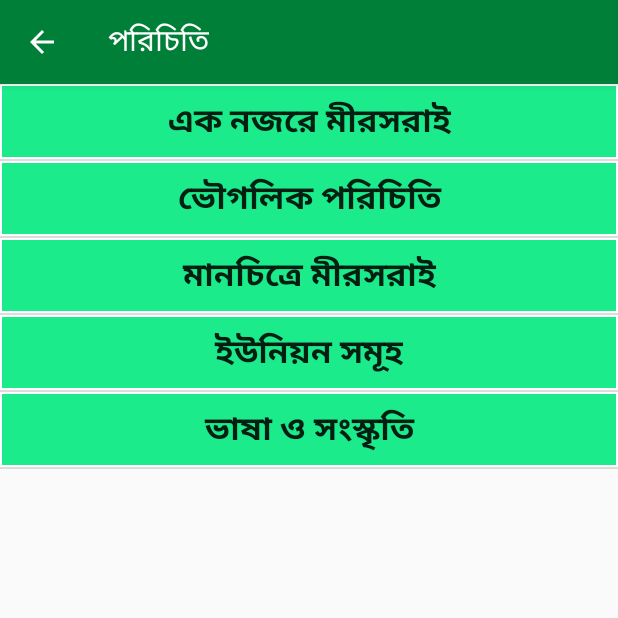
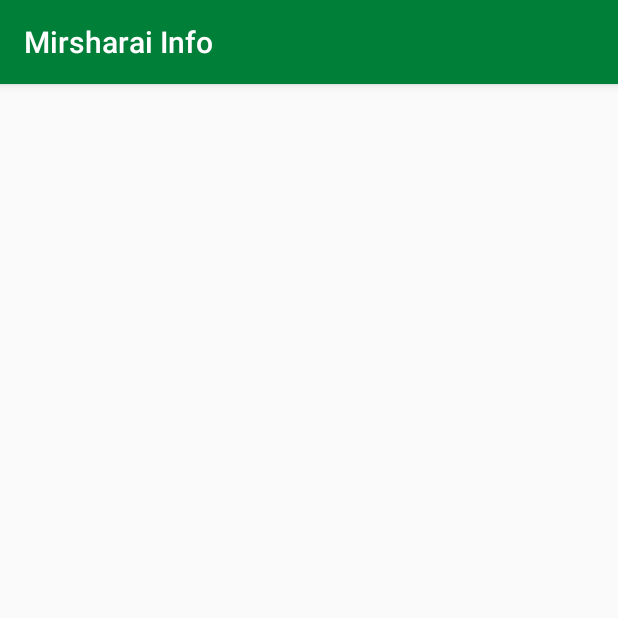
Before and after one commit to Nochiketa/MirsharaiInfo, an Android app: the screen it shows after launch (Main2Activity before the commit, Introduction after it), after a tap on "পরিচিতি", on a phone screen of 412 x 824 dp, the top half of it. Run offline under Robolectric (Android 15) with nearby library versions, the phone set to English and light mode, and no system bars.

Commit message:
Change01

```diff
--- a/app/src/main/AndroidManifest.xml
+++ b/app/src/main/AndroidManifest.xml
@@ -19,9 +19,8 @@
                 <category android:name="android.intent.category.LAUNCHER" />
             </intent-filter>
         </activity>
-        <activity
-            android:name=".Main2Activity"
-            android:parentActivityName=".MainActivity" />
+        <activity android:name=".Introduction" />
+        <activity android:name=".History"></activity>
     </application>
 
 </manifest>
--- /dev/null
+++ b/app/src/main/java/com/example/nochiketa/mirsharaiinfo/Introduction.java
@@ -0,0 +1,13 @@
+package com.example.nochiketa.mirsharaiinfo;
+
+import android.support.v7.app.AppCompatActivity;
+import android.os.Bundle;
+
+public class Introduction extends AppCompatActivity {
+
+    @Override
+    protected void onCreate(Bundle savedInstanceState) {
+        super.onCreate(savedInstanceState);
+        setContentView(R.layout.activity_introduction);
+    }
+}
--- a/app/src/main/java/com/example/nochiketa/mirsharaiinfo/Main2Activity.java
+++ /dev/null
@@ -1,69 +0,0 @@
-package com.example.nochiketa.mirsharaiinfo;
-
-import android.graphics.Color;
-import android.os.Build;
-import android.support.annotation.RequiresApi;
-import android.support.v7.app.ActionBar;
-import android.support.v7.app.AppCompatActivity;
-import android.os.Bundle;
-import android.view.Gravity;
-import android.widget.ArrayAdapter;
-import android.widget.ListAdapter;
-import android.widget.ListView;
-import android.widget.TextView;
-
-public class Main2Activity extends AppCompatActivity {
-
-    TextView T1;
-    ListView listView;
-    String[] val;
-
-    ///@RequiresApi(api = Build.VERSION_CODES.JELLY_BEAN)
-    @Override
-    protected void onCreate(Bundle savedInstanceState) {
-        super.onCreate(savedInstanceState);
-        setContentView(R.layout.activity_main2);
-
-        T1 = (TextView)findViewById(R.id.textView1);
-        listView = (ListView) findViewById(R.id.list_item2);
-
-        ActionBar ab = getSupportActionBar();
-        ab.setDisplayHomeAsUpEnabled(true);
-
-        Bundle extras = getIntent().getExtras();
-        final int position = extras.getInt("POS");
-
-        if(position == 0)
-        {
-            setTitle("পরিচিতি");
-            val = new String[] {"এক নজরে মীরসরাই", "ভৌগলিক পরিচিতি", "মানচিত্রে মীরসরাই", "ইউনিয়ন সমূহ", "ভাষা ও সংস্কৃতি"};
-
-            ListAdapter listAdapter = new ArrayAdapter<String>(this, R.layout.item, R.id.TV, val);
-            listView.setAdapter(listAdapter);
-        }
-        if(position == 1)
-        {
-            setTitle("ইতিহাস");
-            T1.setText(R.string.History);
-            T1.setTextSize(18);
-            T1.setTextColor(Color.parseColor("#000000"));
-            //T1.setGravity(Gravity.CENTER | Gravity.BOTTOM);
-        }
-        if(position == 2)
-        {
-
-        }
-        if(position == 3)
-        {
-
-        }
-        if(position == 4)
-        {
-
-        }
-        if(position == 5)
-        {
-
-        }
-    }
-}
--- a/app/src/main/java/com/example/nochiketa/mirsharaiinfo/MainActivity.java
+++ b/app/src/main/java/com/example/nochiketa/mirsharaiinfo/MainActivity.java
@@ -1,5 +1,6 @@
 package com.example.nochiketa.mirsharaiinfo;
 
+import android.content.Context;
 import android.content.Intent;
 import android.os.Bundle;
 import android.support.design.widget.FloatingActionButton;
@@ -22,6 +23,7 @@ public class MainActivity extends AppCompatActivity
     GridView grid_view;
     String[] names;
     Integer[] img;
+    Context context;
 
     @Override
     protected void onCreate(Bundle savedInstanceState) {
@@ -30,14 +32,14 @@ public class MainActivity extends AppCompatActivity
         Toolbar toolbar = (Toolbar) findViewById(R.id.toolbar);
         setSupportActionBar(toolbar);
 
-       /* FloatingActionButton fab = (FloatingActionButton) findViewById(R.id.fab);
+        FloatingActionButton fab = (FloatingActionButton) findViewById(R.id.fab);
         fab.setOnClickListener(new View.OnClickListener() {
             @Override
             public void onClick(View view) {
                 Snackbar.make(view, "Replace with your own action", Snackbar.LENGTH_LONG)
                         .setAction("Action", null).show();
             }
-        });*/
+        });
 
         DrawerLayout drawer = (DrawerLayout) findViewById(R.id.drawer_layout);
         ActionBarDrawerToggle toggle = new ActionBarDrawerToggle(
@@ -62,9 +64,20 @@ public class MainActivity extends AppCompatActivity
         {
             public void onItemClick(AdapterView<?> parent, View view , int position, long id)
             {
-                Intent k = new Intent(MainActivity.this, Main2Activity.class);
+                /*Intent k = new Intent(MainActivity.this, Main2Activity.class);
                 k.putExtra("POS", position);
-                startActivity(k);
+                startActivity(k);*/
+
+                if(position == 0)
+                {
+                    Intent i = new Intent(MainActivity.this, Introduction.class);
+                    startActivity(i);
+                }
+                if(position == 1)
+                {
+                    Intent i = new Intent(MainActivity.this, History.class);
+                    startActivity(i);
+                }
             }
         });
 
--- /dev/null
+++ b/app/src/main/res/layout/activity_introduction.xml
@@ -0,0 +1,9 @@
+<?xml version="1.0" encoding="utf-8"?>
+<LinearLayout xmlns:android="http://schemas.android.com/apk/res/android"
+    xmlns:app="http://schemas.android.com/apk/res-auto"
+    xmlns:tools="http://schemas.android.com/tools"
+    android:layout_width="match_parent"
+    android:layout_height="match_parent"
+    tools:context="com.example.nochiketa.mirsharaiinfo.Introduction">
+
+</LinearLayout>
--- a/app/src/main/res/layout/activity_main2.xml
+++ /dev/null
@@ -1,19 +0,0 @@
-<?xml version="1.0" encoding="utf-8"?>
-
-<LinearLayout
-    android:layout_width="match_parent"
-    android:layout_height="match_parent"
-    xmlns:tools="http://schemas.android.com/tools"
-    tools:context="com.example.nochiketa.mirsharaiinfo.Main2Activity"
-    android:orientation="horizontal"
-    xmlns:android="http://schemas.android.com/apk/res/android">
-
-        <ListView
-            android:layout_width="match_parent"
-            android:layout_height="match_parent"
-            android:id="@+id/list_item2"
-            >
-        </ListView>
-
-
-    </LinearLayout>
```
Also changed, not shown: app/src/main/java/com/example/nochiketa/mirsharaiinfo/History.java (added, +23 -0 lines), app/src/main/res/layout/activity_history.xml (added, +23 -0 lines).
